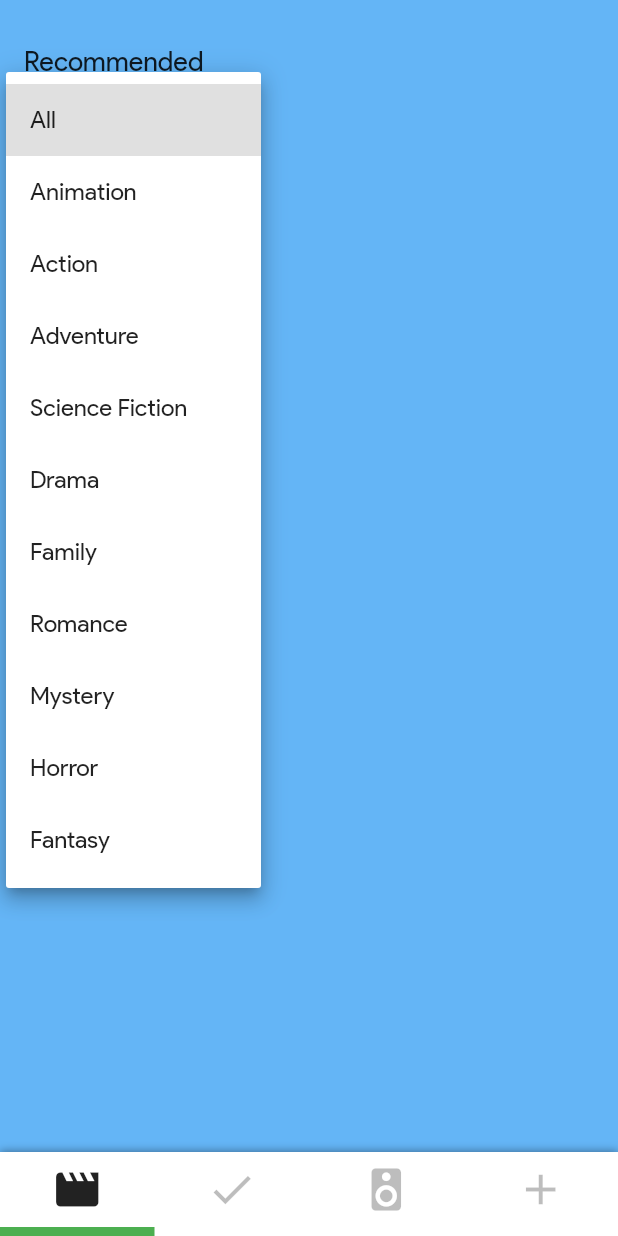
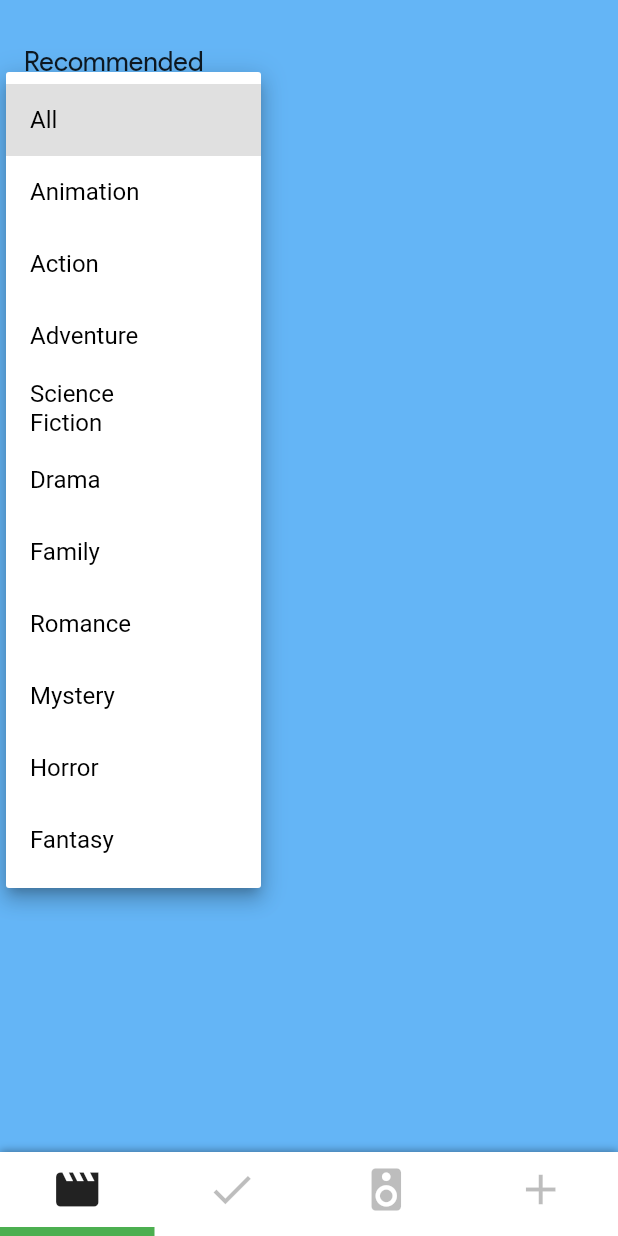
Before and after one commit to adar2378/Movieapp, a Flutter app: the screen it shows after launch, after a tap on "All", on a phone screen of 412 x 824 dp. Run offline on Flutter 3.47's test engine with Material 2 defaults, Android fonts, the phone set to English and light mode, and no system bars; our stand-ins replace audioplayers, cloud_firestore, firebase_messaging, flutter_local_notifications; missing offline and left inert: flutter_image, flutter_statusbar_manager, scrollable_bottom_sheet, swipedetector; accounts and stored records are empty; network calls fail.

Commit message:
styled dropdown button

```diff
--- a/lib/firebaseTexter.dart
+++ b/lib/firebaseTexter.dart
@@ -116,7 +116,7 @@ class _FireBaseDBState extends State<FireBaseDB> {
                     ],
                   ),
                   Padding(
-                    padding: const EdgeInsets.symmetric(horizontal: 8.0),
+                    padding: const EdgeInsets.symmetric(horizontal: 16.0),
                     child: TextField(
                       controller: myController,
                       decoration: InputDecoration(
--- a/lib/main.dart
+++ b/lib/main.dart
@@ -27,8 +27,11 @@ class _MyAppState extends State<MyApp> with SingleTickerProviderStateMixin {
   final FirebaseMessaging messaging = new FirebaseMessaging();
   Color color;
   var brightness;
+  FlutterLocalNotificationsPlugin flutterLocalNotificationsPlugin;
   @override
   void initState() {
+    flutterLocalNotificationsPlugin =
+        new FlutterLocalNotificationsPlugin();
     titlebar = "Recommended";
     color = Colors.transparent;
     brightness = Brightness.light;
@@ -37,9 +40,6 @@ class _MyAppState extends State<MyApp> with SingleTickerProviderStateMixin {
     tabController = new TabController(vsync: this, length: 4);
     tabController.addListener(getTitle);
   }
-
-  FlutterLocalNotificationsPlugin flutterLocalNotificationsPlugin =
-      new FlutterLocalNotificationsPlugin();
 
   Future<void> setToken(String name) async {
     // TODO: implement for different users
@@ -136,11 +136,10 @@ class _MyAppState extends State<MyApp> with SingleTickerProviderStateMixin {
 
   @override
   Widget build(BuildContext context) {
-    SystemChrome.setSystemUIOverlayStyle(SystemUiOverlayStyle.light.copyWith(
-      statusBarColor: color,
-      statusBarIconBrightness: brightness
-      //or set color with: Color(0xFF0000FF)
-    ));
+    SystemChrome.setSystemUIOverlayStyle(SystemUiOverlayStyle.light
+        .copyWith(statusBarColor: color, statusBarIconBrightness: brightness
+            //or set color with: Color(0xFF0000FF)
+            ));
     return MaterialApp(
         debugShowCheckedModeBanner: true,
         title: 'Flutter Demo',
--- a/lib/newMovieList.dart
+++ b/lib/newMovieList.dart
@@ -95,12 +95,17 @@ class _NewMovieListState extends State<NewMovieList>
                           padding: EdgeInsets.all(4),
                           height: 28,
                           width: 138,
+
                           decoration: BoxDecoration(
                               borderRadius: BorderRadius.circular(35),
-                            color: Colors.green.shade300),
+                              color: Colors.white54),
                           //color: Colors.transparent,
+                          child: DropdownButtonHideUnderline(
+
                             child: DropdownButton(
                                 value: _value,
+                                style:
+                                    TextStyle(fontSize: 16, color: Colors.black),
                                 onChanged: (item) {
                                   changeValue(item);
                                 },
@@ -116,8 +121,10 @@ class _NewMovieListState extends State<NewMovieList>
                                   );
                                 }).toList()),
                           ),
+                        ),
                       Container(
-                        height: MediaQuery.of(context).size.height - 202,
+                        margin: EdgeInsets.only(top: 16),
+                        height: MediaQuery.of(context).size.height - 166,
                         width: MediaQuery.of(context).size.width,
                         child: CupertinoScrollbar(
                           child: ListView(
@@ -179,7 +186,7 @@ class _NewMovieListState extends State<NewMovieList>
                                           leading: Hero(
                                               tag: document['Id'],
                                               child: Image(
-                                                image: NetworkImageWithRetry(
+                                                image: NetworkImage(
                                                   document['Poster'].toString(),
                                                 ),
                                                 height: 80,
```
Lines whose indentation alone changed are shown as unchanged.
